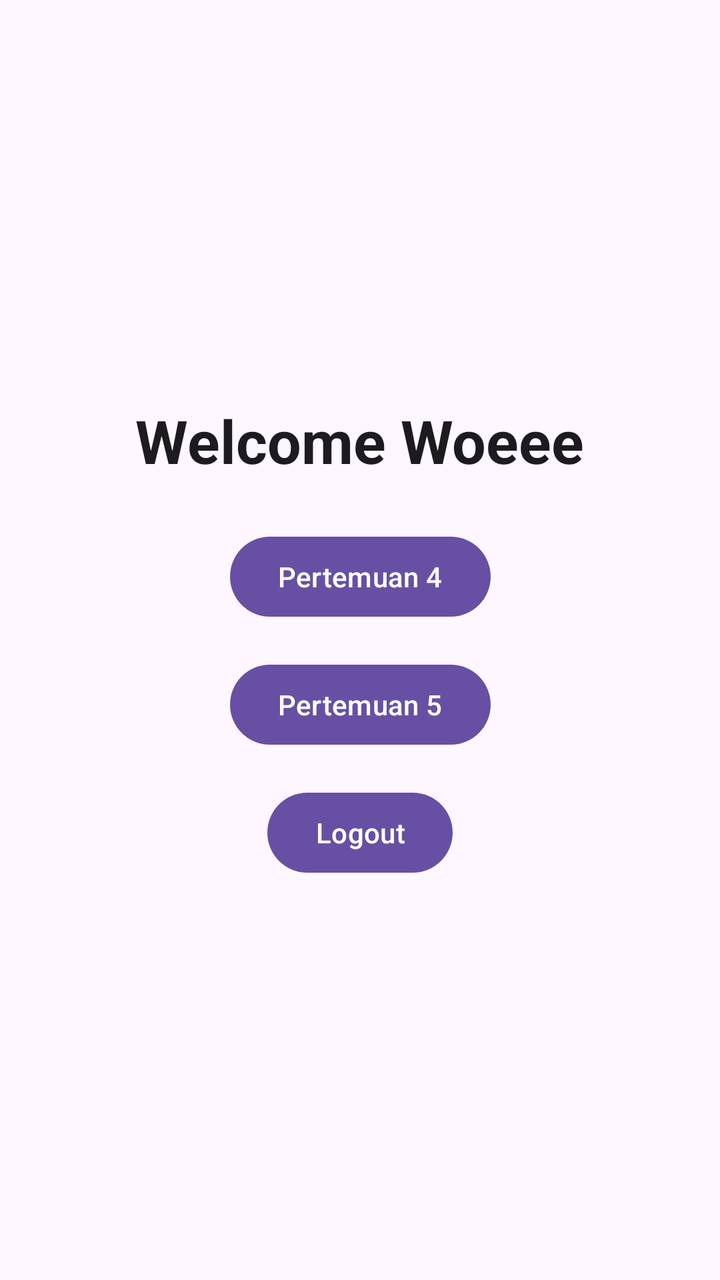
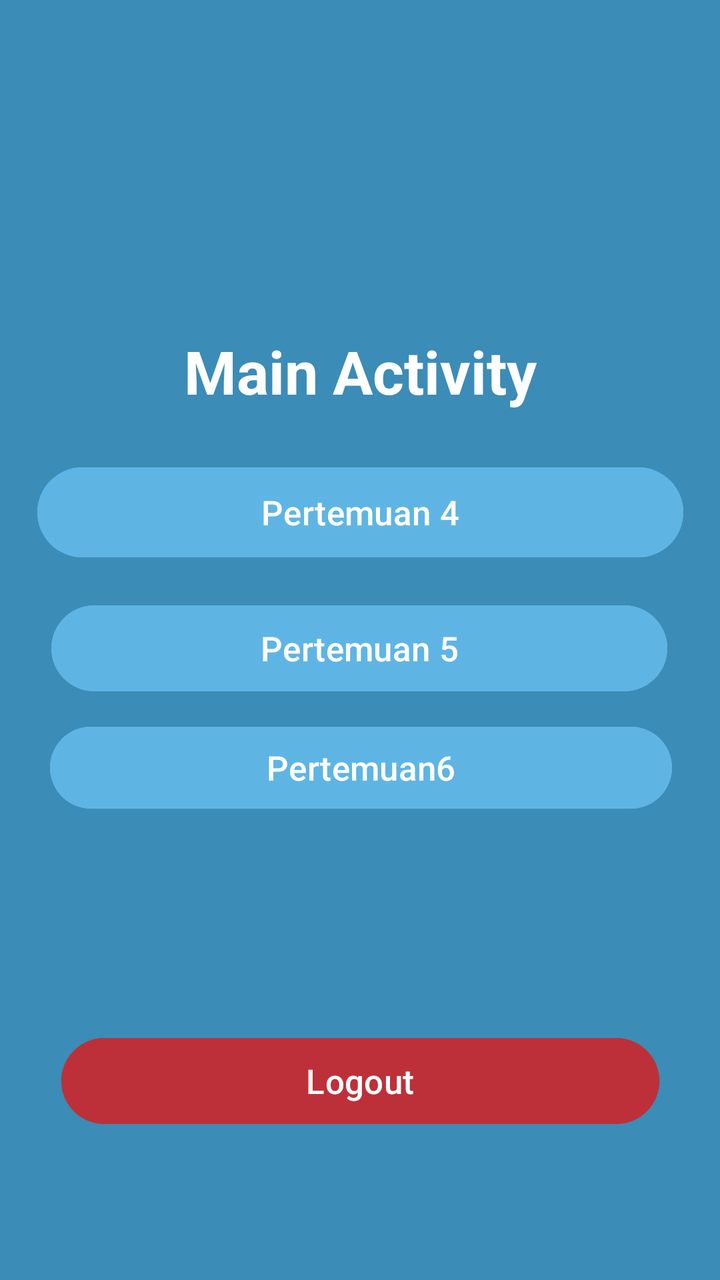

The first picture is an Android layout as it rendered before a commit; the second is the same layout after the commit. The layout source and the unified diff follow.
<!-- AndroidManifest.xml: application theme Theme.Mars_FarhanAlKhairi -->
<!-- res/layout/activity_main.xml -->
<?xml version="1.0" encoding="utf-8"?>
<androidx.constraintlayout.widget.ConstraintLayout xmlns:android="http://schemas.android.com/apk/res/android"
    xmlns:app="http://schemas.android.com/apk/res-auto"
    xmlns:tools="http://schemas.android.com/tools"
    android:id="@+id/main"
    android:layout_width="match_parent"
    android:layout_height="match_parent"
    android:background="?attr/colorSurface"
    tools:context=".MainActivity">

    <TextView
        android:id="@+id/textView3"
        android:layout_width="wrap_content"
        android:layout_height="wrap_content"
        android:text="Welcome Woeee"
        android:textColor="?attr/colorOnSurface"
        android:textSize="30sp"
        android:textStyle="bold"
        app:layout_constraintBottom_toTopOf="@id/btnkirim"
        app:layout_constraintEnd_toEndOf="parent"
        app:layout_constraintStart_toStartOf="parent"
        app:layout_constraintTop_toTopOf="parent"
        app:layout_constraintVertical_chainStyle="packed" />

    <Button
        android:id="@+id/btnkirim"
        android:layout_width="wrap_content"
        android:layout_height="wrap_content"
        android:layout_marginTop="24dp"
        android:text="Pertemuan 4"
        app:layout_constraintBottom_toTopOf="@id/btnToFifth"
        app:layout_constraintEnd_toEndOf="parent"
        app:layout_constraintStart_toStartOf="parent"
        app:layout_constraintTop_toBottomOf="@id/textView3" />

    <Button
        android:id="@+id/btnToFifth"
        android:layout_width="wrap_content"
        android:layout_height="wrap_content"
        android:layout_marginTop="16dp"
        android:text="Pertemuan 5"
        app:layout_constraintBottom_toTopOf="@id/btnLogout"
        app:layout_constraintEnd_toEndOf="parent"
        app:layout_constraintStart_toStartOf="parent"
        app:layout_constraintTop_toBottomOf="@id/btnkirim" />

    <Button
        android:id="@+id/btnLogout"
        android:layout_width="wrap_content"
        android:layout_height="wrap_content"
        android:layout_marginTop="16dp"
        android:text="Logout"
        app:layout_constraintBottom_toBottomOf="parent"
        app:layout_constraintEnd_toEndOf="parent"
        app:layout_constraintStart_toStartOf="parent"
        app:layout_constraintTop_toBottomOf="@id/btnToFifth" />
</androidx.constraintlayout.widget.ConstraintLayout>
<!-- resources referenced by this layout -->
<resources>
  <style name="Theme.Mars_FarhanAlKhairi" parent="Base.Theme.Mars_FarhanAlKhairi" />
  <style name="Base.Theme.Mars_FarhanAlKhairi" parent="Theme.Material3.DayNight.NoActionBar">
          
          
      </style>
</resources>

<!-- the commit's change to res/layout/activity_main.xml (unified diff, before → after) -->
@@ -5,15 +5,15 @@
     android:id="@+id/main"
     android:layout_width="match_parent"
     android:layout_height="match_parent"
-    android:background="?attr/colorSurface"
+    android:background="#3b8cb6"
     tools:context=".MainActivity">
 
     <TextView
         android:id="@+id/textView3"
         android:layout_width="wrap_content"
         android:layout_height="wrap_content"
-        android:text="Welcome Woeee"
-        android:textColor="?attr/colorOnSurface"
+        android:text="Main Activity"
+        android:textColor="#FFFFFF"
         android:textSize="30sp"
         android:textStyle="bold"
         app:layout_constraintBottom_toTopOf="@id/btnkirim"
@@ -24,10 +24,12 @@
 
     <Button
         android:id="@+id/btnkirim"
-        android:layout_width="wrap_content"
-        android:layout_height="wrap_content"
+        android:layout_width="323dp"
+        android:layout_height="53dp"
         android:layout_marginTop="24dp"
         android:text="Pertemuan 4"
+        android:textSize="17dp"
+        android:backgroundTint="#5eb5e4"
         app:layout_constraintBottom_toTopOf="@id/btnToFifth"
         app:layout_constraintEnd_toEndOf="parent"
         app:layout_constraintStart_toStartOf="parent"
@@ -35,23 +37,43 @@
 
     <Button
         android:id="@+id/btnToFifth"
-        android:layout_width="wrap_content"
-        android:layout_height="wrap_content"
+        android:layout_width="308dp"
+        android:layout_height="51dp"
         android:layout_marginTop="16dp"
         android:text="Pertemuan 5"
+        android:textSize="17dp"
+        android:backgroundTint="#5eb5e4"
         app:layout_constraintBottom_toTopOf="@id/btnLogout"
         app:layout_constraintEnd_toEndOf="parent"
+        app:layout_constraintHorizontal_bias="0.495"
         app:layout_constraintStart_toStartOf="parent"
         app:layout_constraintTop_toBottomOf="@id/btnkirim" />
 
     <Button
         android:id="@+id/btnLogout"
-        android:layout_width="wrap_content"
-        android:layout_height="wrap_content"
+        android:layout_width="299dp"
+        android:layout_height="51dp"
         android:layout_marginTop="16dp"
         android:text="Logout"
+        android:backgroundTint="#BD3039"
+        android:textSize="17dp"
         app:layout_constraintBottom_toBottomOf="parent"
         app:layout_constraintEnd_toEndOf="parent"
         app:layout_constraintStart_toStartOf="parent"
-        app:layout_constraintTop_toBottomOf="@id/btnToFifth" />
+        app:layout_constraintTop_toTopOf="parent"
+        app:layout_constraintVertical_bias="0.871" />
+
+    <Button
+        android:id="@+id/btnToSixth"
+        android:layout_width="311dp"
+        android:layout_height="49dp"
+        android:text="Pertemuan6"
+        android:backgroundTint="#5eb5e4"
+        android:textSize="17dp"
+        app:layout_constraintBottom_toBottomOf="parent"
+        app:layout_constraintEnd_toEndOf="parent"
+        app:layout_constraintHorizontal_bias="0.51"
+        app:layout_constraintStart_toStartOf="parent"
+        app:layout_constraintTop_toTopOf="parent"
+        app:layout_constraintVertical_bias="0.608" />
 </androidx.constraintlayout.widget.ConstraintLayout>
